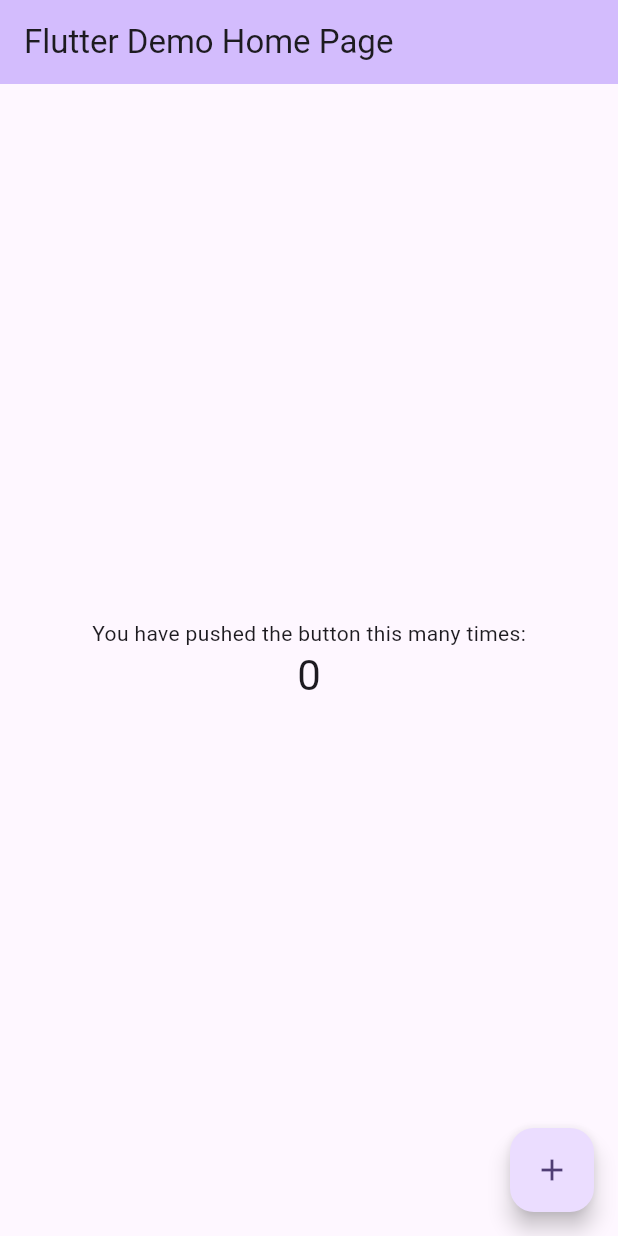
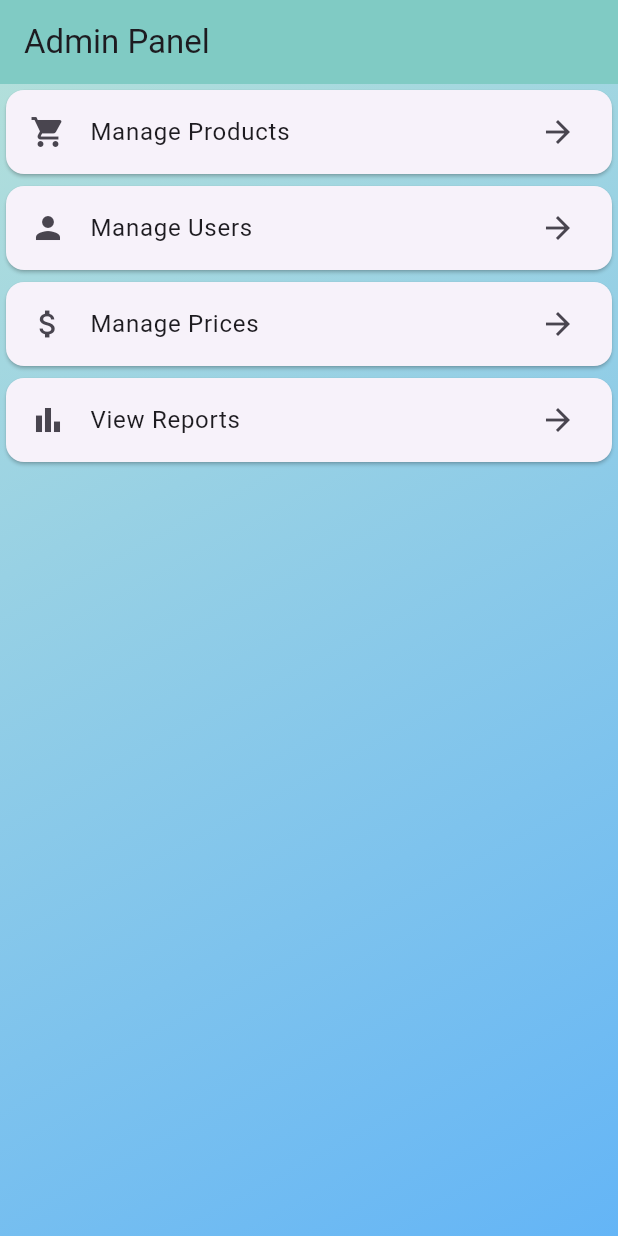
Before and after one commit to Ayesha5121472/CompareX, a Flutter app: the screen it shows after launch, on a phone screen of 412 x 824 dp. Run offline on Flutter 3.47's test engine with Material 3 defaults, Android fonts, the phone set to English and light mode, and no system bars.

Commit message:
This is my First Commit.

```diff
--- /dev/null
+++ b/lib/adminpanel.dart
@@ -0,0 +1,49 @@
+import 'package:flutter/material.dart';
+
+class AdminPanel extends StatelessWidget {
+  @override
+  Widget build(BuildContext context) {
+    return Scaffold(
+      appBar: AppBar(
+        backgroundColor: Colors.teal.shade200,
+        title: Text('Admin Panel'),
+      ),
+      body: Container(
+        decoration: BoxDecoration(
+          gradient: LinearGradient(
+            colors: [Colors.teal.shade100, Colors.blue.shade300],
+            begin: Alignment.topLeft,
+            end: Alignment.bottomRight,
+          ),
+        ),
+        child: ListView(
+          children: [
+            _buildAdminTile(context, 'Manage Products', Icons.shopping_cart, () {
+              // Navigate to product management page
+            }),
+            _buildAdminTile(context, 'Manage Users', Icons.person, () {
+              // Navigate to user management page
+            }),
+            _buildAdminTile(context, 'Manage Prices', Icons.attach_money, () {
+              // Navigate to price management page
+            }),
+            _buildAdminTile(context, 'View Reports', Icons.bar_chart, () {
+              // Navigate to reports page
+            }),
+          ],
+        ),
+      ),
+    );
+  }
+
+  Widget _buildAdminTile(BuildContext context, String title, IconData icon, VoidCallback onTap) {
+    return Card(
+      child: ListTile(
+        leading: Icon(icon),
+        title: Text(title),
+        trailing: Icon(Icons.arrow_forward),
+        onTap: onTap,
+      ),
+    );
+  }
+}
--- a/lib/main.dart
+++ b/lib/main.dart
@@ -1,125 +1,20 @@
 import 'package:flutter/material.dart';
+import 'adminpanel.dart';
 
 void main() {
-  runApp(const MyApp());
+  runApp(MyApp());
 }
 
 class MyApp extends StatelessWidget {
-  const MyApp({super.key});
-
-  // This widget is the root of your application.
   @override
   Widget build(BuildContext context) {
     return MaterialApp(
-      title: 'Flutter Demo',
+      debugShowCheckedModeBanner: false,
+      title: 'Price Comparison App',
       theme: ThemeData(
-        // This is the theme of your application.
-        //
-        // TRY THIS: Try running your application with "flutter run". You'll see
-        // the application has a purple toolbar. Then, without quitting the app,
-        // try changing the seedColor in the colorScheme below to Colors.green
-        // and then invoke "hot reload" (save your changes or press the "hot
-        // reload" button in a Flutter-supported IDE, or press "r" if you used
-        // the command line to start the app).
-        //
-        // Notice that the counter didn't reset back to zero; the application
-        // state is not lost during the reload. To reset the state, use hot
-        // restart instead.
-        //
-        // This works for code too, not just values: Most code changes can be
-        // tested with just a hot reload.
-        colorScheme: ColorScheme.fromSeed(seedColor: Colors.deepPurple),
-        useMaterial3: true,
+        primarySwatch: Colors.blue,
       ),
-      home: const MyHomePage(title: 'Flutter Demo Home Page'),
+      home: AdminPanel(),
     );
   }
 }
-
-class MyHomePage extends StatefulWidget {
-  const MyHomePage({super.key, required this.title});
-
-  // This widget is the home page of your application. It is stateful, meaning
-  // that it has a State object (defined below) that contains fields that affect
-  // how it looks.
-
-  // This class is the configuration for the state. It holds the values (in this
-  // case the title) provided by the parent (in this case the App widget) and
-  // used by the build method of the State. Fields in a Widget subclass are
-  // always marked "final".
-
-  final String title;
-
-  @override
-  State<MyHomePage> createState() => _MyHomePageState();
-}
-
-class _MyHomePageState extends State<MyHomePage> {
-  int _counter = 0;
-
-  void _incrementCounter() {
-    setState(() {
-      // This call to setState tells the Flutter framework that something has
-      // changed in this State, which causes it to rerun the build method below
-      // so that the display can reflect the updated values. If we changed
-      // _counter without calling setState(), then the build method would not be
-      // called again, and so nothing would appear to happen.
-      _counter++;
-    });
-  }
-
-  @override
-  Widget build(BuildContext context) {
-    // This method is rerun every time setState is called, for instance as done
-    // by the _incrementCounter method above.
-    //
-    // The Flutter framework has been optimized to make rerunning build methods
-    // fast, so that you can just rebuild anything that needs updating rather
-    // than having to individually change instances of widgets.
-    return Scaffold(
-      appBar: AppBar(
-        // TRY THIS: Try changing the color here to a specific color (to
-        // Colors.amber, perhaps?) and trigger a hot reload to see the AppBar
-        // change color while the other colors stay the same.
-        backgroundColor: Theme.of(context).colorScheme.inversePrimary,
-        // Here we take the value from the MyHomePage object that was created by
-        // the App.build method, and use it to set our appbar title.
-        title: Text(widget.title),
-      ),
-      body: Center(
-        // Center is a layout widget. It takes a single child and positions it
-        // in the middle of the parent.
-        child: Column(
-          // Column is also a layout widget. It takes a list of children and
-          // arranges them vertically. By default, it sizes itself to fit its
-          // children horizontally, and tries to be as tall as its parent.
-          //
-          // Column has various properties to control how it sizes itself and
-          // how it positions its children. Here we use mainAxisAlignment to
-          // center the children vertically; the main axis here is the vertical
-          // axis because Columns are vertical (the cross axis would be
-          // horizontal).
-          //
-          // TRY THIS: Invoke "debug painting" (choose the "Toggle Debug Paint"
-          // action in the IDE, or press "p" in the console), to see the
-          // wireframe for each widget.
-          mainAxisAlignment: MainAxisAlignment.center,
-          children: <Widget>[
-            const Text(
-              'You have pushed the button this many times:',
-            ),
-            Text(
-              '$_counter',
-              style: Theme.of(context).textTheme.headlineMedium,
-            ),
-          ],
-        ),
-      ),
-      floatingActionButton: FloatingActionButton(
-        onPressed: _incrementCounter,
-        tooltip: 'Increment',
-        child: const Icon(Icons.add),
-      ), // This trailing comma makes auto-formatting nicer for build methods.
-    );
-  }
-}
```
